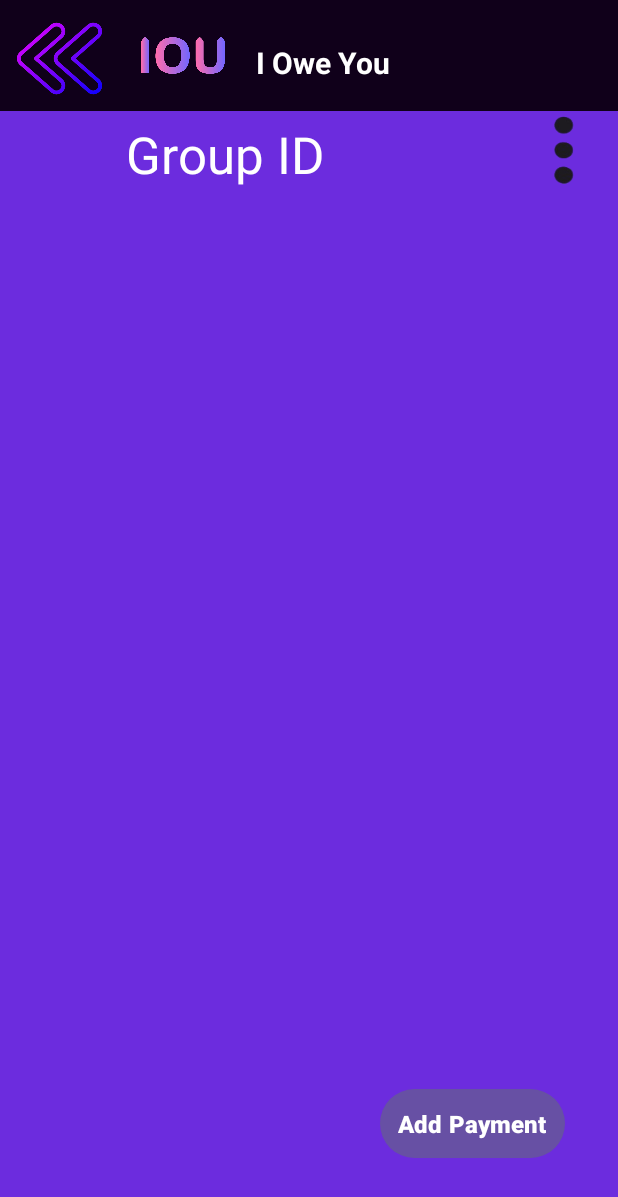
After one commit to jays1310/ioweyou, an Android app: the layout item_group.xml on its own in the app's theme, with its tools: preview values and no code run, on a phone screen of 412 x 824 dp. The commit adds this screen. Shown: the top 1197 px of the screen. Run offline under Robolectric (Android 15) with nearby library versions, the phone set to English and light mode, and no system bars; Roboto replaces fonts that are not available here.

Commit message:
Initial commit

```diff
--- a/app/build.gradle
+++ b/app/build.gradle
@@ -37,4 +37,5 @@ dependencies {
     testImplementation libs.junit
     androidTestImplementation libs.ext.junit
     androidTestImplementation libs.espresso.core
+    implementation 'androidx.recyclerview:recyclerview:1.4.0'
 }
--- /dev/null
+++ b/app/src/main/res/drawable/card_background.xml
@@ -0,0 +1,5 @@
+<?xml version="1.0" encoding="utf-8"?>
+<shape xmlns:android="http://schemas.android.com/apk/res/android" android:shape="rectangle">
+    <solid android:color="@color/dark_background" /> <!-- deep purple shade -->
+    <corners android:radius="0dp" />
+</shape>
--- /dev/null
+++ b/app/src/main/res/layout/item_group.xml
@@ -0,0 +1,108 @@
+<?xml version="1.0" encoding="utf-8"?>
+<androidx.constraintlayout.widget.ConstraintLayout xmlns:android="http://schemas.android.com/apk/res/android"
+    xmlns:app="http://schemas.android.com/apk/res-auto"
+    xmlns:tools="http://schemas.android.com/tools"
+    android:layout_width="match_parent"
+    android:layout_height="match_parent"
+    android:background="#6C2CDE">
+
+    <!-- Back Arrow -->
+
+    <!-- App Logo -->
+
+    <!-- App Name -->
+
+    <ImageView
+        android:id="@+id/imageView10"
+        android:layout_width="425dp"
+        android:layout_height="74dp"
+        android:contentDescription="@string/card_bg"
+        app:layout_constraintStart_toStartOf="parent"
+        app:layout_constraintTop_toTopOf="parent"
+        app:srcCompat="@drawable/card_background"
+        tools:ignore="VisualLintBounds" />
+
+    <!-- Menu (3 dots) -->
+
+
+    <!-- Money Transfer Image -->
+
+    <ImageView
+        android:id="@+id/app_logo"
+        android:layout_width="76dp"
+        android:layout_height="68dp"
+        android:layout_marginStart="84dp"
+        android:layout_marginTop="4dp"
+        android:backgroundTint="@android:color/transparent"
+        android:contentDescription="@string/logo_desc"
+        android:src="@drawable/logo_no_background"
+        app:layout_constraintStart_toStartOf="parent"
+        app:layout_constraintTop_toTopOf="parent" />
+
+    <ImageView
+        android:id="@+id/back_arrow"
+        android:layout_width="71dp"
+        android:layout_height="62dp"
+        android:layout_marginStart="4dp"
+        android:layout_marginTop="8dp"
+        android:contentDescription="@string/back_arrow_desc"
+        android:src="@drawable/back_arrow"
+        app:layout_constraintStart_toStartOf="parent"
+        app:layout_constraintTop_toTopOf="parent"
+        tools:ignore="ImageContrastCheck" />
+
+    <TextView
+        android:id="@+id/app_name"
+        android:layout_width="133dp"
+        android:layout_height="39dp"
+        android:layout_marginTop="28dp"
+        android:layout_marginEnd="108dp"
+        android:text="@string/app_name"
+        android:textColor="@android:color/white"
+        android:textSize="20sp"
+        android:textStyle="bold"
+        app:layout_constraintEnd_toEndOf="parent"
+        app:layout_constraintTop_toTopOf="parent" />
+
+    <!-- Add Payment Button -->
+
+    <TextView
+        android:id="@+id/text_group_id"
+        android:layout_width="wrap_content"
+        android:layout_height="wrap_content"
+        android:layout_marginStart="84dp"
+        android:layout_marginTop="80dp"
+        android:text="@string/group"
+        android:textColor="@color/white"
+        android:textSize="34sp"
+        app:layout_constraintStart_toStartOf="parent"
+        app:layout_constraintTop_toTopOf="parent" />
+
+    <Button
+        android:id="@+id/btn_add_payment"
+        android:layout_width="wrap_content"
+        android:layout_height="wrap_content"
+        android:layout_marginBottom="48dp"
+        android:padding="12dp"
+        android:text="@string/add_payment"
+        android:textColor="@android:color/primary_text_dark"
+        android:textSize="16sp"
+        android:textStyle="bold"
+        app:layout_constraintBottom_toBottomOf="parent"
+        app:layout_constraintEnd_toEndOf="parent"
+        app:layout_constraintHorizontal_bias="0.878"
+        app:layout_constraintStart_toStartOf="parent" />
+
+    <ImageView
+        android:id="@+id/imageView6"
+        android:layout_width="63dp"
+        android:layout_height="56dp"
+        android:layout_marginStart="344dp"
+        android:layout_marginTop="72dp"
+        android:contentDescription="@string/options"
+        app:layout_constraintStart_toStartOf="parent"
+        app:layout_constraintTop_toTopOf="parent"
+        app:srcCompat="@drawable/option"
+        tools:ignore="ImageContrastCheck" />
+
+</androidx.constraintlayout.widget.ConstraintLayout>
--- a/app/src/main/res/values/colors.xml
+++ b/app/src/main/res/values/colors.xml
@@ -8,4 +8,5 @@
     <color name="light_gray">#CCCCCC</color>
     <color name="pink">#E91E63</color> <!-- Adjust this color if needed -->
     <color name="gray">#A9A8A8</color>
+    <color name="card_background">#1E1E2F</color>
 </resources>
--- a/app/src/main/res/values/strings.xml
+++ b/app/src/main/res/values/strings.xml
@@ -33,5 +33,10 @@
     <string name="accessibility_account">Account subtitle</string>
     <string name="settings">Settings</string>
     <string name="log_out">Log out</string>
+    <string name="group">Group ID</string>
+    <string name="group_name">Group Name</string>
+    <string name="options">options</string>
+    <string name="add_payment">Add Payment</string>
+    <string name="card_bg">card bg</string>
 
 </resources>
```
Also changed, not shown: app/src/main/java/com/example/ioweyou/DashboardActivity.java (+149 -28 lines), app/src/main/java/com/example/ioweyou/Group.java (added, +14 -0 lines), app/src/main/java/com/example/ioweyou/GroupAdapter.java (added, +44 -0 lines), app/src/main/res/layout/activity_dashboard.xml (+44 -29 lines), app/src/main/res/drawable/option.png (added), 1 other file.
